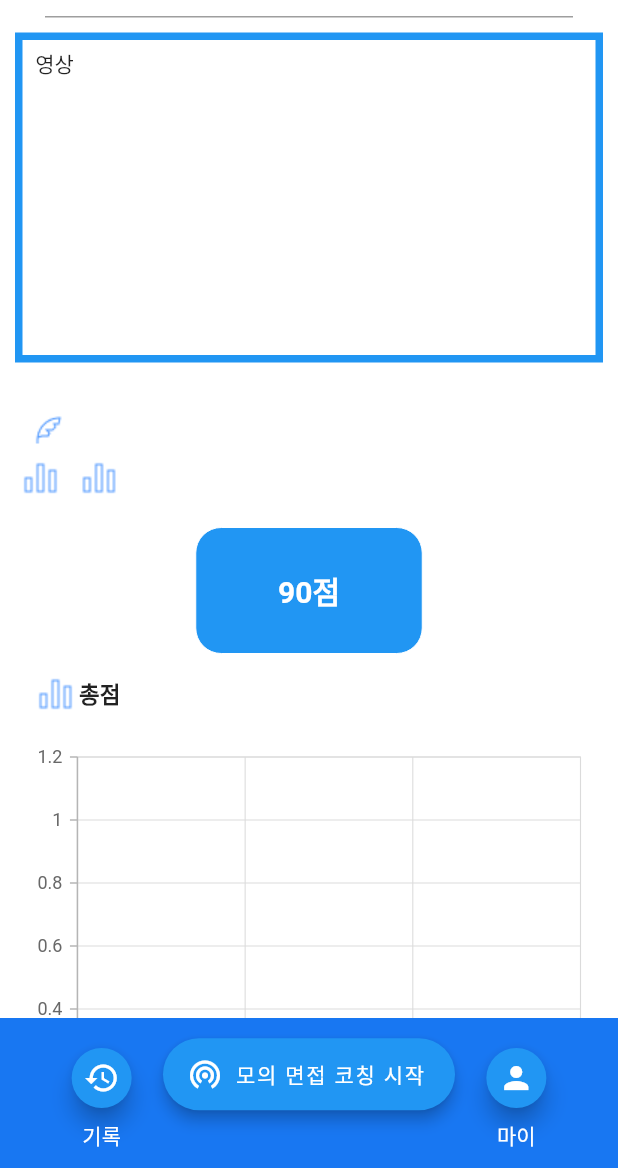
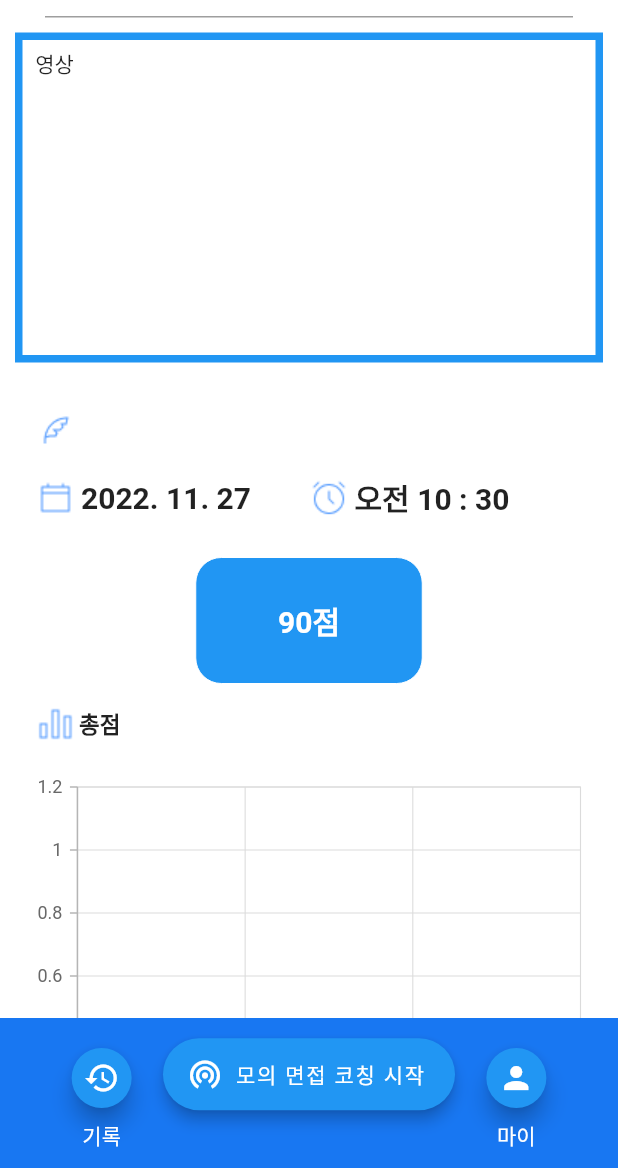
Before and after one commit to Team429/coacheers-frontend, a Flutter app: the recordResultPage screen opened directly with empty values, on a phone screen of 412 x 824 dp, the part 68-1236 px from its top. Run offline on Flutter 3.47's test engine with Material 2 defaults, Android fonts, the phone set to English and light mode, and no system bars; our stand-ins replace camera, syncfusion_flutter_calendar, syncfusion_flutter_charts, syncfusion_flutter_datepicker, video_player; missing offline and left inert: kakao_flutter_sdk, radar_chart; network calls fail.

Commit message:
record_id 설정

```diff
--- a/lib/coaching/coachingEndPage.dart
+++ b/lib/coaching/coachingEndPage.dart
@@ -441,9 +441,10 @@ class _CoachingEndState extends State<CoachingEnd> {
 
 void _post_record_info(int id, String companyName,String filepath) async {
   String url = 'http://localhost:8000/records/';
+  DateTime Date = DateTime.now();
   var jsonEncode2 = jsonEncode({
     "user_id": id,
-    "created_at": DateTime.now().millisecondsSinceEpoch,
+    "created_at": Date.add(Duration(hours : 9)).millisecondsSinceEpoch,
     "label": companyName,
     "filepath": filepath,
     "anger_score": 0,
--- a/lib/component/coachingDater.dart
+++ b/lib/component/coachingDater.dart
@@ -137,10 +137,11 @@ List<CoachingData> getdataSource() {
 
 
 class SearchData {
-  SearchData(this.date, this.companyName, this.totalscore, this.facescore,
+  SearchData(this.record_index, this.date, this.companyName, this.totalscore, this.facescore,
       this.voicescore);
 
-  String date;
+  int record_index;
+  DateTime date;
   String companyName;
   double totalscore;
   double facescore;
--- a/lib/component/kakaoLogin.dart
+++ b/lib/component/kakaoLogin.dart
@@ -73,9 +73,10 @@ void _post_user_info(String string) async {
 
 void _post_attendance_info(int id) async {
   String url = 'http://localhost:8000/attendances/';
+  DateTime Date = DateTime.now();
   var jsonEncode2 = jsonEncode({
     "user_id": id,
-    "created_at": DateTime.now().millisecondsSinceEpoch,
+    "created_at": Date.add(Duration(hours : 9)).millisecondsSinceEpoch,
   });
   http.Response response = await http.post(Uri.parse(url),
       headers: <String, String>{"content-type": "application/json"},
--- a/lib/home/homePage.dart
+++ b/lib/home/homePage.dart
@@ -22,6 +22,7 @@ class _HomeState extends State<Home> {
 
   late List<CoachingData> coachitems = [];
   late List<MonthCoachingData> monthcoachitems = [];
+  late int record_index = 0;
 
   void initState() {
 
@@ -401,7 +402,7 @@ class _HomeState extends State<Home> {
         String companyName = json.decode(decode)[i]["label"];
         double face_point = json.decode(decode)[i]["face_score"];
         double voice_point = json.decode(decode)[i]["voice_score"];
-        coachings.add(CoachingData(companyName, Date, CoachingData.GREEN, false,
+        coachings.add(CoachingData(companyName,Date, CoachingData.GREEN, false,
             face_point, voice_point));
       }
 
@@ -440,6 +441,7 @@ class _HomeState extends State<Home> {
 
     int list_cnt = json.decode(decode).length;
 
+    //print(json.decode(decode));
     //print(list_cnt);
     //print("오잉:${json.decode(decode)[0]['created_at']}");
     //print("내가 원하는 거임 : ${response.body}");
--- a/lib/record/result.dart
+++ b/lib/record/result.dart
@@ -1,30 +1,37 @@
+import 'dart:convert';
+import 'package:http/http.dart' as http;
 import 'package:coacheers/coaching/camera/camerademo.dart';
 import 'package:coacheers/component/graph/raderchart.dart';
 import 'package:coacheers/component/graph/recordbarchart.dart';
 import 'package:coacheers/frame/mainFrame.dart';
 import 'package:flutter/material.dart';
+import 'package:intl/intl.dart';
 
 class recordResultPage extends StatefulWidget {
   final int id;
   final String name;
   final String profileURL;
-  final String companyName;
-  final String date;
-  final double total_score;
-  final double face_score;
-  final double voice_score;
 
-  recordResultPage(
-      {Key? key,
+  // final String companyName;
+  final DateTime date;
+
+  // final double total_score;
+  // final double face_score;
+  // final double voice_score;
+  final int recordIndex;
+
+  recordResultPage({
+    Key? key,
+    required this.recordIndex,
     required this.id,
     required this.name,
     required this.profileURL,
-      required this.companyName,
+    // required this.companyName,
     required this.date,
-      required this.total_score,
-      required this.face_score,
-      required this.voice_score})
-      : super(key: key);
+    // required this.total_score,
+    // required this.face_score,
+    // required this.voice_score
+  }) : super(key: key);
 
   @override
   State<recordResultPage> createState() => _recordResultPageState();
@@ -32,9 +39,21 @@ class recordResultPage extends StatefulWidget {
 
 class _recordResultPageState extends State<recordResultPage> {
   @override
+  late String companyName = "";
+  late double total_score = 0;
+  late double face_score = 0;
+  late double voice_score = 0;
+
+  void initState() {
+
+    get_records_byrecordID(widget.id);
+
+    super.initState();
+  }
+
   Widget build(BuildContext context) {
     bool shouldPop = false;
-
+    //get_records_byrecordID(widget.id);
     return WillPopScope(
         onWillPop: () async {
           return shouldPop;
@@ -106,7 +125,7 @@ class _recordResultPageState extends State<recordResultPage> {
                           child: FloatingActionButton(
                             heroTag: "record",
                             onPressed: () {
-                              Navigator.pop(
+                              Navigator.push(
                                   context,
                                   MaterialPageRoute(
                                     builder: (context) => MainFrame(
@@ -270,7 +289,7 @@ class _recordResultPageState extends State<recordResultPage> {
 
   Widget info() {
     return Container(
-      height: 80,
+      height: 100,
       margin: EdgeInsets.all(10),
       padding: EdgeInsets.all(5),
       // decoration: BoxDecoration(
@@ -284,40 +303,48 @@ class _recordResultPageState extends State<recordResultPage> {
         child: Column(
           crossAxisAlignment: CrossAxisAlignment.start,
           children: [
-            Row(
+            Padding(
+              padding: const EdgeInsets.fromLTRB(10, 0, 0, 10),
+              child: Row(
                 children: [
-                Image(image: AssetImage('assets/feather.png'), width: 34),
+                  Image(image: AssetImage('assets/feather.png'), width: 24),
                   Container(
                     child: Text(
-                    ' ${widget.companyName}',
-                    style: TextStyle(fontWeight: FontWeight.bold, fontSize: 34),
+                      ' ${companyName}',
+                      style:
+                          TextStyle(fontWeight: FontWeight.bold, fontSize: 34),
                     ),
                   ),
                 ],
               ),
+            ),
             Row(
               mainAxisAlignment: MainAxisAlignment.start,
               children: [
-                Row(
+                Padding(
+                  padding: const EdgeInsets.fromLTRB(10, 0, 0, 0),
+                  child: Row(
                     children: [
-                    Image(image: AssetImage('assets/chart.png'), width: 24),
+                      Image(
+                          image: AssetImage('assets/calendar.png'), width: 24),
                       Container(
                         child: Text(
-                        ' ${widget.date}',
+                          ' ${DateFormat('yyyy. MM. dd').format(widget.date).toString()}',
                           style: TextStyle(
                               fontWeight: FontWeight.bold, fontSize: 20),
                         ),
                       ),
                     ],
                   ),
+                ),
                 Padding(
-                  padding: const EdgeInsets.fromLTRB(10, 0, 0, 0),
+                  padding: const EdgeInsets.fromLTRB(40, 0, 0, 0),
                   child: Row(
                     children: [
-                      Image(image: AssetImage('assets/chart.png'), width: 24),
+                      Image(image: AssetImage('assets/alarm.png'), width: 24),
                       Container(
                         child: Text(
-                          ' ${widget.date}',
+                          ' ${DateFormat('aa hh : mm','ko').format(widget.date).toString()}',
                           style: TextStyle(
                               fontWeight: FontWeight.bold, fontSize: 20),
                         ),
@@ -380,7 +407,7 @@ class _recordResultPageState extends State<recordResultPage> {
             ),
           ),
           RecordBarchart(
-              widget.total_score, widget.face_score, widget.voice_score)
+              total_score, face_score, voice_score)
         ],
       ),
     );
@@ -579,4 +606,29 @@ class _recordResultPageState extends State<recordResultPage> {
           )),
     );
   }
+
+  void get_records_byrecordID(int id) async {
+    //print(id);
+    String url = 'http://localhost:8000/records/${id}';
+    //print(start.millisecondsSinceEpoch);
+    //print(end.millisecondsSinceEpoch);
+
+    var response = await http.post(Uri.parse(url));
+    var statusCode = response.statusCode;
+    var responseHeaders = response.headers;
+    var responseBody = utf8.decode(response.bodyBytes);
+
+    print("statusCode: ${statusCode}");
+    print("responseHeader: ${responseHeaders}");
+    print("responseBody: ${responseBody}");
+
+    print(responseBody[0]);
+
+    setState((){
+      companyName = json.decode(responseBody)["label"];
+      total_score = json.decode(responseBody)['total_score'];
+      face_score = json.decode(responseBody)['face_score'];
+      voice_score = json.decode(responseBody)['voice_score'];
+    });
   }
+}
```
Also changed, not shown: lib/record/recordPage.dart (+20 -9 lines), assets/alarm.png (added). Lines whose indentation alone changed are shown as unchanged.
